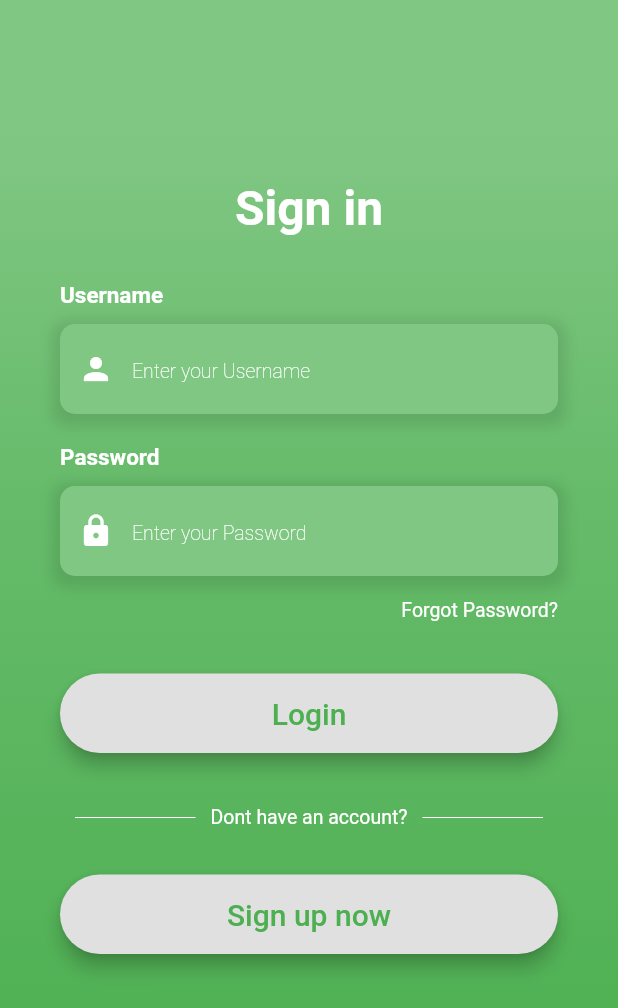
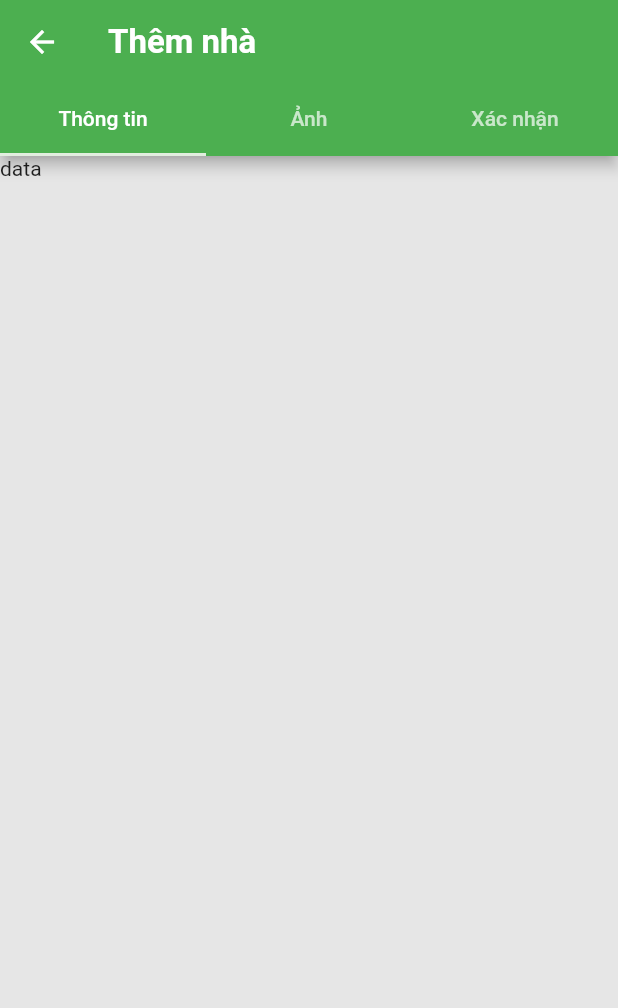
Before and after one commit to duc5225/pepehousefrontend, a Flutter app: the screen it shows after launch, after a tap on "Nghỉ ngơi", on a phone screen of 412 x 824 dp. Shown: the top 1008 px of the screen. Run offline on Flutter 3.47's test engine with Material 2 defaults, Android fonts, the light colour scheme and no system bars; our stand-ins replace flutter_rating_bar, location.

Commit message:
add form, change display a liitle bit

```diff
--- a/lib/config.dart
+++ b/lib/config.dart
@@ -1,2 +1,2 @@
-const String appName = 'Pepe Travel';
+const String appName = 'Pepe House';
 const double titleFontSize = 24.0;
--- a/lib/screens/destination_screen.dart
+++ b/lib/screens/destination_screen.dart
@@ -124,7 +124,7 @@ class _DestinationScreenState extends State<DestinationScreen>
                                             setState(() => isExpanded = true),
                                       ),
                               )
-                            : SizedBox(),
+                            : Container(),
                       ],
                     ),
                   ),
@@ -171,7 +171,7 @@ class _DestinationScreenState extends State<DestinationScreen>
                     ),
                     onPressed: () => {},
                     child: Text(
-                      'Thêm vào chuyến đi',
+                      'Thêm vào giỏ hàng',
                       style: TextStyle(
                         fontSize: 17,
                       ),
--- /dev/null
+++ b/lib/screens/form_screen.dart
@@ -0,0 +1,52 @@
+import 'package:flutter/material.dart';
+import 'package:flutter/services.dart';
+
+class FormScreen extends StatefulWidget {
+  @override
+  _FormScreenState createState() => _FormScreenState();
+}
+
+class _FormScreenState extends State<FormScreen> {
+  @override
+  Widget build(BuildContext context) {
+    return DefaultTabController(
+      length: 3,
+      child: Scaffold(
+        appBar: AppBar(
+          title: Text(
+            'Thêm nhà',
+            style: TextStyle(
+              color: Colors.white,
+              fontSize: 22,
+              fontWeight: FontWeight.w600,
+            ),
+          ),
+          bottom: TabBar(
+            tabs: [
+              Tab(text: 'Thông tin'),
+              Tab(text: 'Ảnh'),
+              Tab(text: 'Xác nhận')
+            ],
+          ),
+        ),
+        body: TabBarView(children: [
+          Text('data'),
+          Column(children: [
+            Padding(
+              padding: const EdgeInsets.symmetric(horizontal: 20, vertical: 50),
+              child: Container(
+                padding: EdgeInsets.symmetric(horizontal: 20, vertical: 150),
+                decoration: BoxDecoration(
+                  borderRadius: BorderRadius.circular(20),
+                  color: Colors.black,
+                ),
+                child: Text('Thêm ảnh'),
+              ),
+            ),
+          ]),
+          Text('data')
+        ]),
+      ),
+    );
+  }
+}
--- a/lib/screens/home_screen.dart
+++ b/lib/screens/home_screen.dart
@@ -8,6 +8,7 @@ import 'package:http/http.dart';
 
 import '../appbar/custom_drawer.dart';
 import '../appbar/base_app_bar.dart';
+import 'form_screen.dart';
 
 class HomeScreen extends StatefulWidget {
   @override
@@ -28,7 +29,7 @@ class _HomeScreenState extends State<HomeScreen> {
     return GestureDetector(
       onTap: () {
         Navigator.push(
-            context, MaterialPageRoute(builder: (context) => LoginScreen()));
+            context, MaterialPageRoute(builder: (context) => FormScreen()));
         setState(() {
           _selectedIndex = index;
         });
--- a/lib/screens/login_screen.dart
+++ b/lib/screens/login_screen.dart
@@ -82,7 +82,7 @@ class _LoginScreenState extends State<LoginScreen> {
                         ),
                         child: TextField(
                           controller: _emailController,
-                          keyboardType: TextInputType.emailAddress,
+                          keyboardType: TextInputType.text,
                           style: TextStyle(color: Colors.white),
                           decoration: InputDecoration(
                             border: InputBorder.none,
--- a/lib/widget/city_carousel.dart
+++ b/lib/widget/city_carousel.dart
@@ -7,7 +7,7 @@ class CityCarousel extends StatelessWidget {
   Widget build(BuildContext context) {
     return Column(
       children: [
-        CarouselTitle('Địa điểm nổi bật'),
+        CarouselTitle('Thành phố'),
         SizedBox(
           height: 10,
         ),
@@ -43,7 +43,7 @@ class CityCarousel extends StatelessWidget {
                             crossAxisAlignment: CrossAxisAlignment.start,
                             children: [
                               Text(
-                                '${city.activity.length} chuyến đi',
+                                '${city.activity.length} ngôi nhà',
                                 style: TextStyle(
                                   fontSize: 22,
                                   fontWeight: FontWeight.w600,
--- a/lib/widget/destination/destination_image.dart
+++ b/lib/widget/destination/destination_image.dart
@@ -8,7 +8,7 @@ class DestinationImage extends StatelessWidget {
   @override
   Widget build(BuildContext context) {
     return Container(
-      height: 130,
+      height: destination.imageUrl.length > 1 ? 130 : 0,
       child: Scrollbar(
         child: ListView.builder(
           scrollDirection: Axis.horizontal,
--- a/lib/widget/destination_carousel.dart
+++ b/lib/widget/destination_carousel.dart
@@ -9,7 +9,7 @@ class DestinationCarousel extends StatelessWidget {
   Widget build(BuildContext context) {
     return Column(
       children: [
-        CarouselTitle('Gợi ý điểm đến'),
+        CarouselTitle('Gợi ý nhà'),
         SizedBox(
           height: 10,
         ),
```
